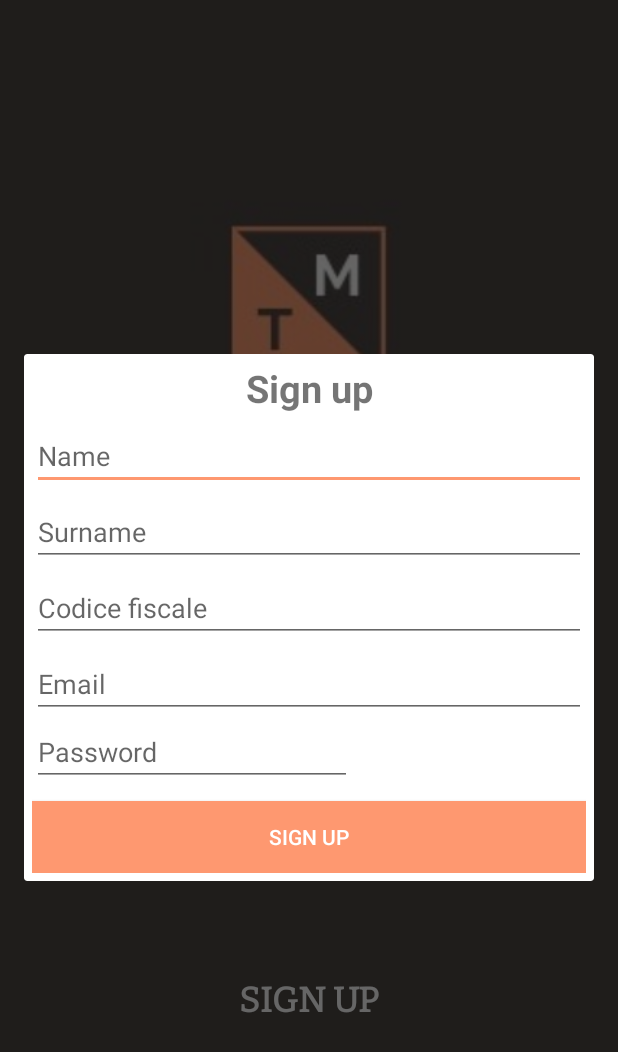
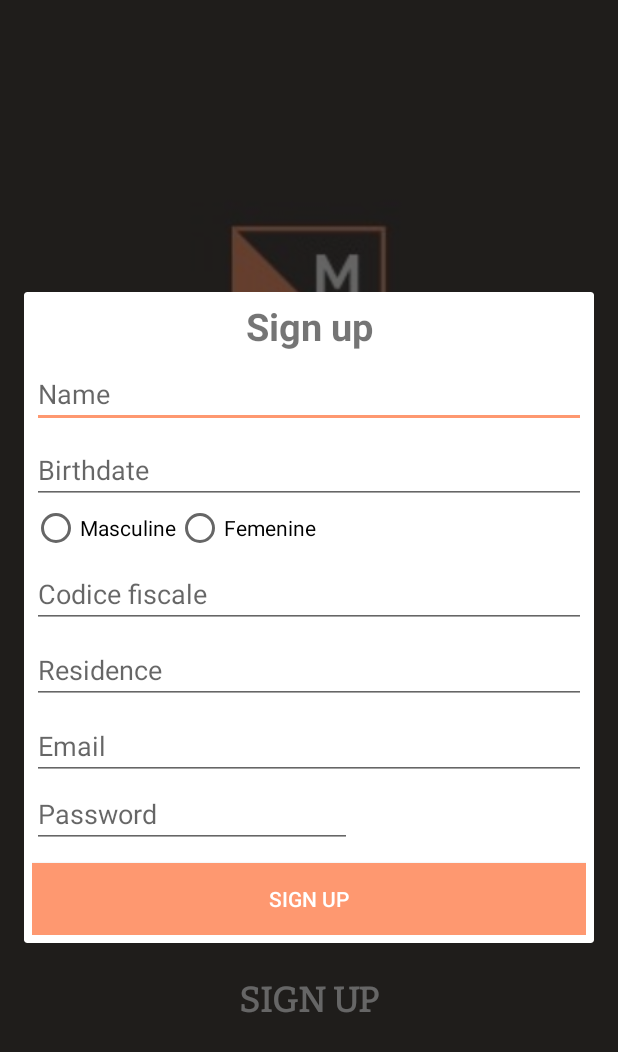
Before and after one commit to javferrod/CuellarFernandez, an Android app: the screen it shows after launch (MainActivity), after a tap on "SIGN UP", on a phone screen of 412 x 824 dp. Shown: the top 1052 px of the screen. Run offline under Robolectric (Android 15) with nearby library versions, the phone set to English and light mode, and no system bars; our stand-ins replace Volley.

Commit message:
Finish Log in, layout sing up and add layout permission

```diff
--- a/Implementation/android/TrackMe/app/src/main/java/com/trackme/julian/trackme/MainActivity.java
+++ b/Implementation/android/TrackMe/app/src/main/java/com/trackme/julian/trackme/MainActivity.java
@@ -2,6 +2,7 @@ package com.trackme.julian.trackme;
 
 import android.Manifest;
 import android.content.Intent;
+import android.os.CountDownTimer;
 import android.support.v4.app.ActivityCompat;
 import android.support.v7.app.AlertDialog;
 import android.support.v7.app.AppCompatActivity;
@@ -9,6 +10,8 @@ import android.os.Bundle;
 import android.view.View;
 import android.widget.Button;
 import android.widget.EditText;
+import android.widget.RadioButton;
+import android.widget.RadioGroup;
 import android.widget.Toast;
 
 public class MainActivity extends AppCompatActivity {
@@ -16,13 +19,15 @@ public class MainActivity extends AppCompatActivity {
     AlertDialog.Builder mBuilder;
     AlertDialog dialog;
 
-    Router router = Router.getInstance(getApplicationContext());
+    Router router;
 
     @Override
     protected void onCreate(Bundle savedInstanceState) {
         super.onCreate(savedInstanceState);
 
         requestPermission();
+
+        router = Router.getInstance(getApplicationContext());
 
         setContentView(R.layout.activity_main);
 
@@ -48,8 +53,22 @@ public class MainActivity extends AppCompatActivity {
 
                             router.logInUser(mEmail.getText().toString(), mPassword.getText().toString());
 
-                            Intent ListSong = new Intent(getApplicationContext(), Recollector.class);
-                            startActivity(ListSong);
+                            new CountDownTimer(750, 1) {
+
+                                public void onTick(long millisUntilFinished) {}
+
+                                public void onFinish() {
+
+                                    boolean logInCorrect;
+
+                                    logInCorrect = router.getLogInCorrect();
+
+                                    if(logInCorrect) {
+                                        Intent ListSong = new Intent(getApplicationContext(), Recollector.class);
+                                        startActivity(ListSong);
+                                    }
+                                }
+                            }.start();
                         }
                     }
                 });
@@ -68,8 +87,10 @@ public class MainActivity extends AppCompatActivity {
                 mBuilder = new AlertDialog.Builder(MainActivity.this);
                 View mViewSignUp = getLayoutInflater().inflate(R.layout.dialog_register, null);
                 final EditText mNameSignUp = mViewSignUp.findViewById(R.id.textName);
-                final EditText mSurnameSignUp = mViewSignUp.findViewById(R.id.textSurname);
+                final EditText mBirthdateSingUp = mViewSignUp.findViewById(R.id.textBirthdate);
+                final RadioGroup mGender = mViewSignUp.findViewById(R.id.radioGender);
                 final EditText mCodiceFiscaleSignUp = mViewSignUp.findViewById(R.id.textCodiceFiscale);
+                final EditText mResidence = mViewSignUp.findViewById(R.id.textResidence);
                 final EditText mEmailSignUp = mViewSignUp.findViewById(R.id.textEmail);
                 final EditText mPasswordSignUp = mViewSignUp.findViewById(R.id.textPassword);
                 final Button mSignUp = mViewSignUp.findViewById(R.id.signUpButton);
@@ -77,12 +98,15 @@ public class MainActivity extends AppCompatActivity {
                 mSignUp.setOnClickListener(new View.OnClickListener() {
                     @Override
                     public void onClick(View view) {
-                        if(mNameSignUp.getText().toString().isEmpty() || mSurnameSignUp.getText().toString().isEmpty() || mCodiceFiscaleSignUp.getText().toString().isEmpty()
-                                || mEmailSignUp.getText().toString().isEmpty() || mPasswordSignUp.getText().toString().isEmpty()) {
+                        if(mNameSignUp.getText().toString().isEmpty() || mBirthdateSingUp.getText().toString().isEmpty() || mCodiceFiscaleSignUp.getText().toString().isEmpty()
+                                || mResidence.getText().toString().isEmpty() || mEmailSignUp.getText().toString().isEmpty() || mPasswordSignUp.getText().toString().isEmpty()) {
                             Toast.makeText(MainActivity.this, "Please fill any empty fields",
                                     Toast.LENGTH_SHORT).show();
                         }
                         else {
+
+                            router.registerUser();
+
                             Toast.makeText(MainActivity.this, "Successfully registered",
                                     Toast.LENGTH_SHORT).show();
                             cancelDialog();
--- a/Implementation/android/TrackMe/app/src/main/java/com/trackme/julian/trackme/Router.java
+++ b/Implementation/android/TrackMe/app/src/main/java/com/trackme/julian/trackme/Router.java
@@ -16,6 +16,8 @@ import org.json.JSONObject;
 public class Router {
 
     private Context context;
+
+    private boolean logInCorrect;
 
     RequestQueue requestQueue;
 
@@ -40,9 +42,46 @@ public class Router {
 
     public void registerUser() {
 
+       /* JSONObject json = new JSONObject();
+
+        try {
+            json.put("username", username);
+            json.put("password", password);
+            json.put("name", name);
+            json.put("codice", codice);
+            json.put("gender", gender);
+            json.put("birthdate", birthdate);
+            json.put("residence", residence);
+        } catch (JSONException e) {
+            e.printStackTrace();
+        }
+
+        ConnectivityManager connMgr = (ConnectivityManager)
+                context.getSystemService(Context.CONNECTIVITY_SERVICE);
+        NetworkInfo networkInfo = connMgr.getActiveNetworkInfo();
+        if (networkInfo != null && networkInfo.isConnected()) {
+            JsonObjectRequest request = new JsonObjectRequest
+                    (Request.Method.POST, "http://51.15.143.114:8080/auth/register-user", json, new Response.Listener<JSONObject>() {
+                        @Override
+                        public void onResponse(JSONObject response) {
+                            Log.d("debug", response.toString());
+                        }
+                    }, new Response.ErrorListener() {
+                        @Override
+                        public void onErrorResponse(VolleyError error) {
+                            Log.d("debug", "ERROR RESPONSE");
+                        }
+                    });
+
+            requestQueue.add(request);
+        } else {
+            Log.d("debug", "NETWORK DISABLED");
+        }*/
     }
 
     public void logInUser(String username, String password) {
+
+        this.logInCorrect = false;
 
         JSONObject json = new JSONObject();
 
@@ -62,6 +101,7 @@ public class Router {
                         @Override
                         public void onResponse(JSONObject response) {
                             Log.d("debug", response.toString());
+                            controlLogIn();
                         }
                     }, new Response.ErrorListener() {
                         @Override
@@ -76,9 +116,20 @@ public class Router {
         }
     }
 
+    private void controlLogIn () {
+
+        this.logInCorrect = true;
+    }
+
+    public boolean getLogInCorrect () {
+
+        return this.logInCorrect;
+
+    }
+
     public void postUserData(double latitude, double longitude, int hearthRate, int weight) {
 
-        JSONObject json = new JSONObject();
+       /* JSONObject json = new JSONObject();
         JSONObject manJson = new JSONObject();
 
         try {
@@ -113,10 +164,39 @@ public class Router {
             requestQueue.add(request);
         } else {
             Log.d("debug", "NETWORK DISABLED");
-        }
+        }*/
     }
 
     public void getPermissionsUser () {
 
+        /*JSONObject json = new JSONObject();
+
+        try {
+            json.put("token", token);
+        } catch (JSONException e) {
+            e.printStackTrace();
+        }
+
+        ConnectivityManager connMgr = (ConnectivityManager)
+                context.getSystemService(Context.CONNECTIVITY_SERVICE);
+        NetworkInfo networkInfo = connMgr.getActiveNetworkInfo();
+        if (networkInfo != null && networkInfo.isConnected()) {
+            JsonObjectRequest request = new JsonObjectRequest
+                    (Request.Method.POST, "http://51.15.143.114:8080/permissions/client", json, new Response.Listener<JSONObject>() {
+                        @Override
+                        public void onResponse(JSONObject response) {
+                            Log.d("debug", response.toString());
+                        }
+                    }, new Response.ErrorListener() {
+                        @Override
+                        public void onErrorResponse(VolleyError error) {
+                            Log.d("debug", "ERROR RESPONSE");
+                        }
+                    });
+
+            requestQueue.add(request);
+        } else {
+            Log.d("debug", "NETWORK DISABLED");
+        }*/
     }
 }
--- /dev/null
+++ b/Implementation/android/TrackMe/app/src/main/res/layout/dialog_permission.xml
@@ -0,0 +1,6 @@
+<?xml version="1.0" encoding="utf-8"?>
+<android.support.constraint.ConstraintLayout
+    xmlns:android="http://schemas.android.com/apk/res/android" android:layout_width="match_parent"
+    android:layout_height="match_parent">
+
+</android.support.constraint.ConstraintLayout>
--- a/Implementation/android/TrackMe/app/src/main/res/layout/dialog_register.xml
+++ b/Implementation/android/TrackMe/app/src/main/res/layout/dialog_register.xml
@@ -2,6 +2,7 @@
 <android.support.constraint.ConstraintLayout
     xmlns:android="http://schemas.android.com/apk/res/android"
     xmlns:app="http://schemas.android.com/apk/res-auto"
+    xmlns:tools="http://schemas.android.com/tools"
     android:layout_width="match_parent"
     android:layout_height="match_parent"
     android:padding="5dp">
@@ -36,16 +37,38 @@
         app:layout_constraintTop_toBottomOf="@+id/textView" />
 
     <EditText
-        android:id="@+id/textSurname"
+        android:id="@+id/textBirthdate"
         android:layout_width="match_parent"
         android:layout_height="wrap_content"
         android:ems="10"
         android:layout_marginTop="5dp"
-        android:hint="@string/surname"
-        android:inputType="textPersonName"
+        android:hint="@string/birthdate"
+        android:inputType="date"
         app:layout_constraintEnd_toEndOf="parent"
         app:layout_constraintStart_toStartOf="parent"
         app:layout_constraintTop_toBottomOf="@+id/textName" />
+
+    <RadioGroup
+        android:id="@+id/radioGender"
+        android:layout_width="match_parent"
+        android:layout_height="wrap_content"
+        android:orientation="horizontal"
+        app:layout_constraintEnd_toEndOf="parent"
+        app:layout_constraintHorizontal_bias="1.0"
+        app:layout_constraintStart_toStartOf="parent"
+        app:layout_constraintTop_toBottomOf="@+id/textBirthdate">
+
+        <RadioButton
+            android:layout_width="wrap_content"
+            android:layout_height="wrap_content"
+            android:text="Masculine" />
+
+        <RadioButton
+            android:layout_width="wrap_content"
+            android:layout_height="wrap_content"
+            android:text="Femenine" />
+
+    </RadioGroup>
 
     <EditText
         android:id="@+id/textCodiceFiscale"
@@ -57,7 +80,19 @@
         android:inputType="text|number"
         app:layout_constraintEnd_toEndOf="parent"
         app:layout_constraintStart_toStartOf="parent"
-        app:layout_constraintTop_toBottomOf="@+id/textSurname" />
+        app:layout_constraintTop_toBottomOf="@+id/radioGender" />
+
+    <EditText
+        android:id="@+id/textResidence"
+        android:layout_width="match_parent"
+        android:layout_height="wrap_content"
+        android:ems="10"
+        android:layout_marginTop="5dp"
+        android:hint="@string/residence"
+        android:inputType="text|number"
+        app:layout_constraintEnd_toEndOf="parent"
+        app:layout_constraintStart_toStartOf="parent"
+        app:layout_constraintTop_toBottomOf="@+id/textCodiceFiscale" />
 
     <EditText
         android:id="@+id/textEmail"
@@ -69,7 +104,7 @@
         android:inputType="textEmailAddress"
         app:layout_constraintEnd_toEndOf="parent"
         app:layout_constraintStart_toStartOf="parent"
-        app:layout_constraintTop_toBottomOf="@+id/textCodiceFiscale" />
+        app:layout_constraintTop_toBottomOf="@+id/textResidence" />
 
     <EditText
         android:id="@+id/textPassword"
@@ -96,4 +131,6 @@
         app:layout_constraintStart_toStartOf="parent"
         app:layout_constraintTop_toBottomOf="@+id/textPassword" />
 
+
+
 </android.support.constraint.ConstraintLayout>
--- a/Implementation/android/TrackMe/app/src/main/res/values/strings.xml
+++ b/Implementation/android/TrackMe/app/src/main/res/values/strings.xml
@@ -17,4 +17,6 @@
     <string name="julian_cuellar">Julian Cuellar</string>
     <string name="emailShow">julian.cuellar@mail.polimi.com</string>
     <string name="space"> </string>
+    <string name="residence">Residence</string>
+    <string name="birthdate">Birthdate</string>
 </resources>
```
